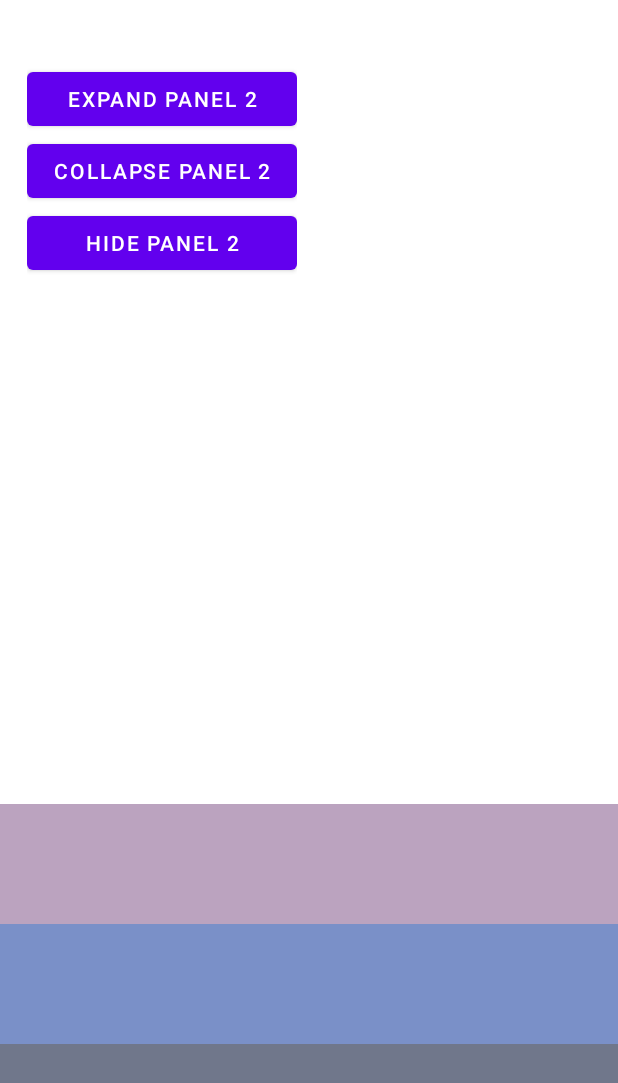
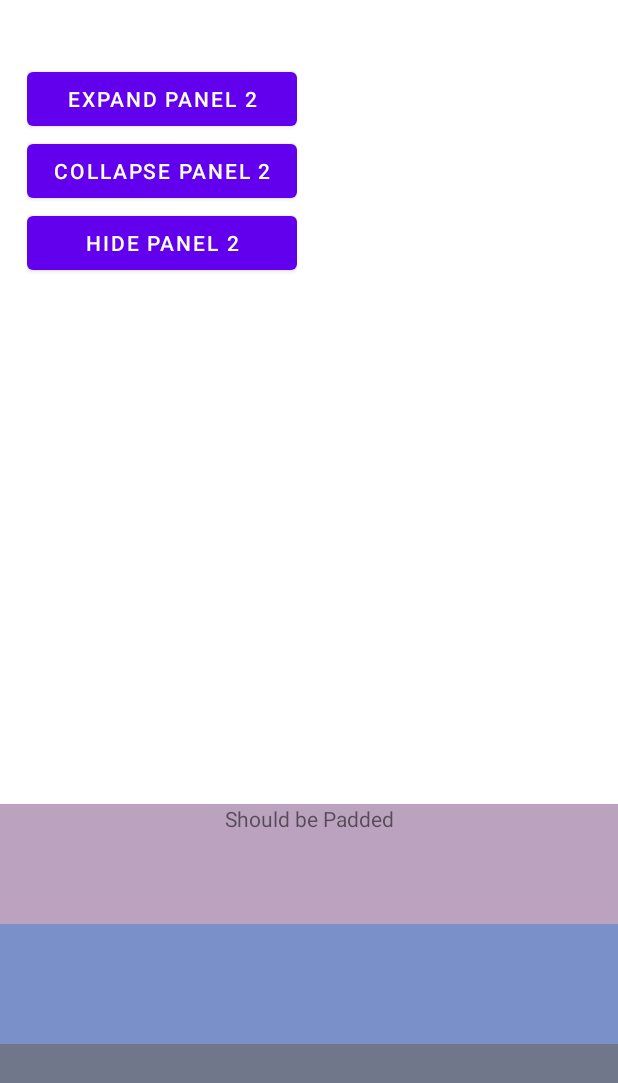
Before and after one commit to realgearinc/multi-sliding-up-panel, an Android app: the screen it shows after launch (MainActivity), on a phone screen of 412 x 824 dp. Shown: the top 1083 px of the screen. Run offline under Robolectric (Android 15) with nearby library versions, the phone set to English and light mode, and no system bars.

Commit message:
Fixed a Panel States

```diff
--- a/app/src/main/java/com/realgear/myapplication/views/PanelView1.java
+++ b/app/src/main/java/com/realgear/myapplication/views/PanelView1.java
@@ -47,10 +47,6 @@ public class PanelView1 extends BasePanelView {
 
     @Override
     public void onSliding(@NonNull IPanel<View> panel, int top, int dy, float slidingOffset) {
-        super.onSliding(panel, top, dy, slidingOffset);
 
-
-        // We are using the sliding progress as alpha
-        // this.setAlpha(slidingOffset);
     }
 }
--- a/app/src/main/res/layout/panel_layout.xml
+++ b/app/src/main/res/layout/panel_layout.xml
@@ -3,4 +3,10 @@
     android:layout_width="match_parent"
     android:layout_height="match_parent">
 
+    <TextView
+        android:id="@+id/textView"
+        android:layout_width="match_parent"
+        android:layout_height="wrap_content"
+        android:textAlignment="center"
+        android:text="Should be Padded" />
 </FrameLayout>
--- a/multi-sliding-up-panel/src/main/java/com/realgear/multislidinguppanel/BasePanelView.java
+++ b/multi-sliding-up-panel/src/main/java/com/realgear/multislidinguppanel/BasePanelView.java
@@ -186,6 +186,7 @@ public abstract class BasePanelView extends FrameLayout implements IPanel<View>
 
         if (this.mPanelState != MultiSlidingUpPanelLayout.EXPANDED) {
             this.mSlope = 0;
+
         }
 
         this.onPanelStateChanged(panelState);
--- a/multi-sliding-up-panel/src/main/java/com/realgear/multislidinguppanel/MultiSlidingUpPanelLayout.java
+++ b/multi-sliding-up-panel/src/main/java/com/realgear/multislidinguppanel/MultiSlidingUpPanelLayout.java
@@ -285,12 +285,12 @@ public class MultiSlidingUpPanelLayout extends ViewGroup {
     }
 
     private int computePanelTopPosition(float slideOffset) {
-        return (int)(mSlidingPanel.getPanelExpandedHeightOffset() * slideOffset) + (int)(((mSlidingPanel.getPanelExpandedHeight() +  this.getPaddingTop()) - mSlidingPanel.getPanelCollapsedHeight()) * (1.0F - slideOffset));
+        return (int)(mSlidingPanel.getPanelExpandedHeightOffset() * slideOffset) + (int)(((mSlidingPanel.getPanelExpandedHeight() + this.getPaddingTop()) - mSlidingPanel.getPanelCollapsedHeight()) * (1.0F - slideOffset));
     }
 
     private float computeSlidedProgress(int topPosition) {
         final int collapsedTop = computePanelTopPosition(0);
-        return (float) (collapsedTop - topPosition) / (mSlidingPanel.getPanelExpandedHeight() - mSlidingPanel.getPanelCollapsedHeight());
+        return (float) (collapsedTop - topPosition) / ((mSlidingPanel.getPanelExpandedHeight() + this.getPaddingTop()) - mSlidingPanel.getPanelCollapsedHeight());
     }
 
     ////////////////////////////////// -> Motion/Touch events functions
```
